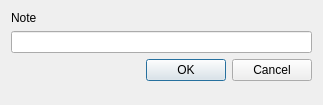
enricofer/redLayer, file ui_note_dialog.ui: the form before one commit.
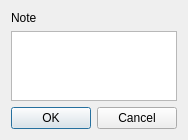
The form after the commit.

The edit to the form file:
```diff
--- a/ui_note_dialog.ui
+++ b/ui_note_dialog.ui
@@ -6,8 +6,8 @@
    <rect>
     <x>0</x>
     <y>0</y>
-    <width>323</width>
-    <height>105</height>
+    <width>180</width>
+    <height>131</height>
    </rect>
   </property>
   <property name="windowTitle">
@@ -24,11 +24,7 @@
       </widget>
      </item>
      <item>
-      <widget class="QLineEdit" name="sourceString">
-       <property name="readOnly">
-        <bool>false</bool>
-       </property>
-      </widget>
+      <widget class="QTextEdit" name="noteText"/>
      </item>
      <item>
       <widget class="QDialogButtonBox" name="buttonBox">
@@ -40,19 +36,6 @@
        </property>
       </widget>
      </item>
-     <item>
-      <spacer name="verticalSpacer">
-       <property name="orientation">
-        <enum>Qt::Vertical</enum>
-       </property>
-       <property name="sizeHint" stdset="0">
-        <size>
-         <width>20</width>
-         <height>40</height>
-        </size>
-       </property>
-      </spacer>
-     </item>
     </layout>
    </item>
   </layout>
```
Left out of the diff: 2 changed lines with no effect on the pictures.
